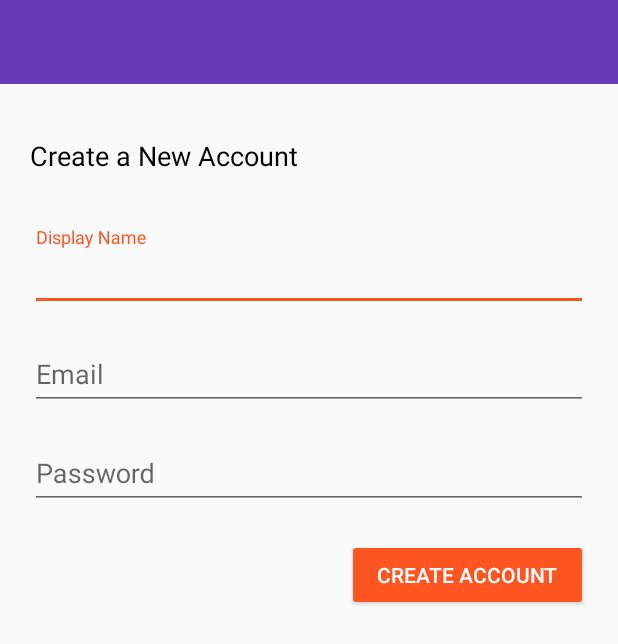
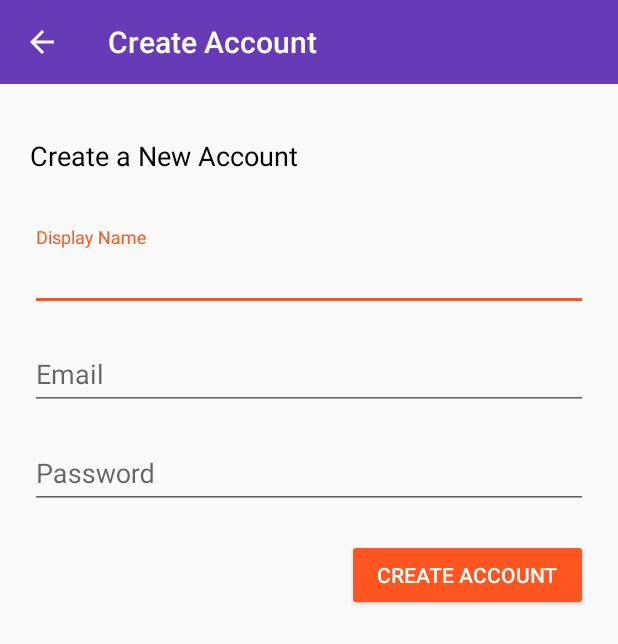
Before and after one commit to AlimamSesay/chat, an Android app: the RegisterActivity screen opened directly, with no data from a screen before it, on a phone screen of 412 x 824 dp. Shown: the top 644 px of the screen. Run offline under Robolectric (Android 15) with nearby library versions, the phone set to English and light mode, and no system bars; our stand-ins replace Firebase (no records; nobody signed in at launch, a user with empty details on screens opened directly).

Commit message:
Add Tool Bar to register page

```diff
--- a/app/src/main/AndroidManifest.xml
+++ b/app/src/main/AndroidManifest.xml
@@ -17,7 +17,9 @@
             </intent-filter>
         </activity>
         <activity android:name=".StartActivity" />
-        <activity android:name=".RegisterActivity"></activity>
+        <activity
+            android:name=".RegisterActivity"
+            android:parentActivityName=".StartActivity"></activity>
     </application>
 
 </manifest>
--- a/app/src/main/java/com/example/alimam/lapitchat/RegisterActivity.java
+++ b/app/src/main/java/com/example/alimam/lapitchat/RegisterActivity.java
@@ -5,6 +5,7 @@ import android.support.annotation.NonNull;
 import android.support.design.widget.TextInputLayout;
 import android.support.v7.app.AppCompatActivity;
 import android.os.Bundle;
+import android.support.v7.widget.Toolbar;
 import android.text.TextUtils;
 import android.util.Log;
 import android.view.View;
@@ -25,6 +26,8 @@ public class RegisterActivity extends AppCompatActivity {
     private Button mCreateBtn;
 
 
+    private Toolbar mToolbar;
+
     //Firebase Auth
     private FirebaseAuth mAuth;
 
@@ -32,6 +35,13 @@ public class RegisterActivity extends AppCompatActivity {
     protected void onCreate(Bundle savedInstanceState) {
         super.onCreate(savedInstanceState);
         setContentView(R.layout.activity_register);
+
+        //Toolbar Set
+        mToolbar = (Toolbar) findViewById(R.id.register_toolbar);
+        setSupportActionBar(mToolbar);
+        getSupportActionBar().setTitle("Create Account");
+        getSupportActionBar().setDisplayHomeAsUpEnabled(true);
+
 
         // Firebase Auth
 
```
